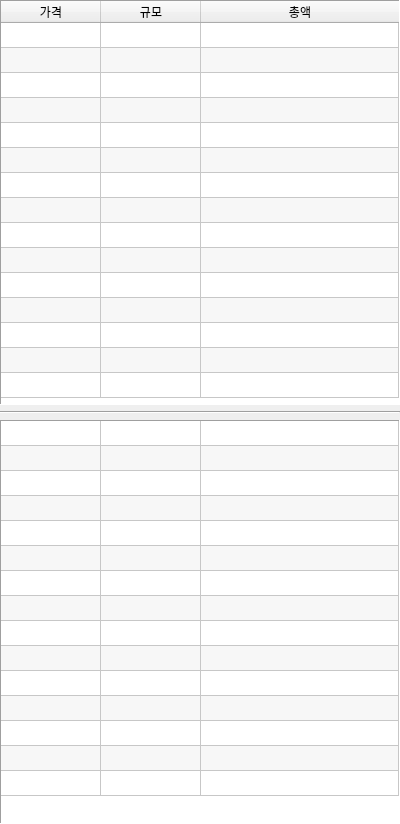
This is orderbook.ui in SKYooon1/Cryptocurrency-HTS as Qt 5 draws it before an edit. The edited form follows.
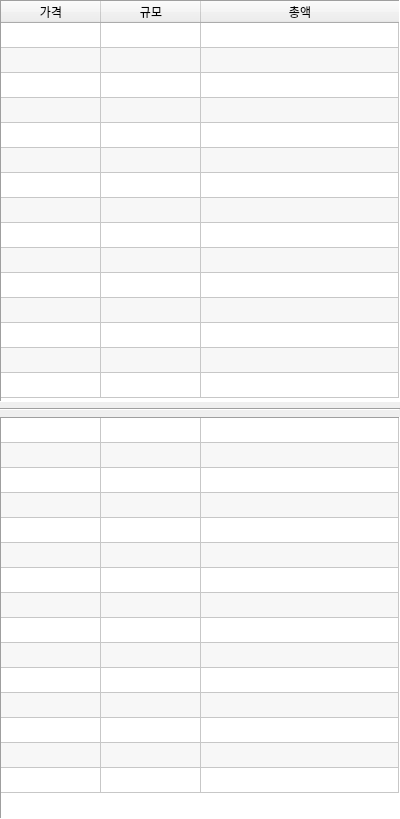
This is the edited form.

Commit message: ui 1차개선

What changed in the file:
```diff
--- a/orderbook.ui
+++ b/orderbook.ui
@@ -7,13 +7,13 @@
     <x>0</x>
     <y>0</y>
     <width>400</width>
-    <height>824</height>
+    <height>819</height>
    </rect>
   </property>
   <property name="windowTitle">
    <string>Form</string>
   </property>
-  <layout class="QVBoxLayout" name="verticalLayout">
+  <layout class="QGridLayout" name="gridLayout">
    <property name="leftMargin">
     <number>0</number>
    </property>
@@ -26,7 +26,7 @@
    <property name="bottomMargin">
     <number>0</number>
    </property>
-   <item>
+   <item row="0" column="0">
     <widget class="QTableWidget" name="tableAsks">
      <property name="sizePolicy">
       <sizepolicy hsizetype="Minimum" vsizetype="Minimum">
@@ -152,14 +152,14 @@
      </column>
     </widget>
    </item>
-   <item>
+   <item row="1" column="0">
     <widget class="Line" name="line">
      <property name="orientation">
       <enum>Qt::Horizontal</enum>
      </property>
     </widget>
    </item>
-   <item>
+   <item row="2" column="0">
     <widget class="QTableWidget" name="tableBids">
      <property name="sizePolicy">
       <sizepolicy hsizetype="Minimum" vsizetype="Minimum">
```
The commit also changes 3 other files.
